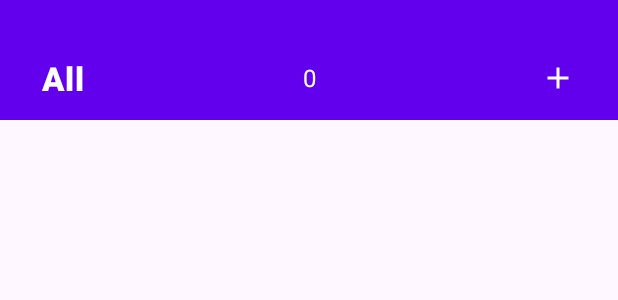
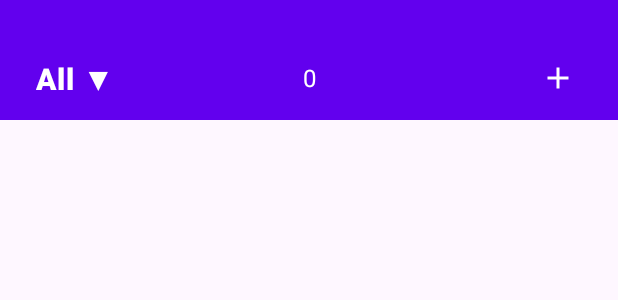
Before and after one commit to HeyItsMinx/taskmanagerapp, an Android app: the layout toolbar_task_list.xml on its own in the app's theme, with its tools: preview values and no code run, on a phone screen of 412 x 824 dp. Shown: the top 300 px of the screen. Run offline under Robolectric (Android 15) with nearby library versions, the phone set to English and light mode, and no system bars.

Commit message:
Setting up Category Filter on Task List

```diff
--- a/app/src/main/res/layout/toolbar_task_list.xml
+++ b/app/src/main/res/layout/toolbar_task_list.xml
@@ -18,22 +18,25 @@
             android:paddingEnd="16dp"
             android:gravity="center_vertical">
 
-        <!-- Left: Category title -->
+                <!-- Left: Category Title (Clickable) -->
                 <TextView
                     android:id="@+id/tvCategory"
                     android:layout_width="wrap_content"
                     android:layout_height="wrap_content"
-            android:text="All"
+                    android:text="All ▼"
                     android:textColor="@android:color/white"
-            android:textSize="22sp"
+                    android:textSize="20sp"
                     android:textStyle="bold"
-            android:padding="12dp"
                     android:fontFamily="sans-serif-medium"
                     android:letterSpacing="0.03"
                     android:layout_alignParentStart="true"
-            android:layout_centerVertical="true" />
+                    android:layout_centerVertical="true"
+                    android:padding="8dp"
+                    android:background="?attr/selectableItemBackgroundBorderless"
+                    android:clickable="true"
+                    android:focusable="true" />
 
-        <!-- Center: Task Count with circle background -->
+                <!-- Center: Task Count -->
                 <TextView
                     android:id="@+id/tvTaskCount"
                     android:layout_width="40dp"
@@ -43,11 +46,10 @@
                     android:textSize="16sp"
                     android:fontFamily="sans-serif"
                     android:gravity="center"
-            android:layout_marginLeft="2dp"
                     android:background="@drawable/circular_count_background"
                     android:layout_centerInParent="true" />
 
-        <!-- Right: Add button -->
+                <!-- Right: Add (+) Button -->
                 <ImageButton
                     android:id="@+id/btnAdd"
                     android:layout_width="48dp"
```
Also changed, not shown: app/src/main/java/com/example/taskmanagerapp/TaskListActivity.kt (+43 -0 lines). Lines whose indentation alone changed are shown as unchanged.
